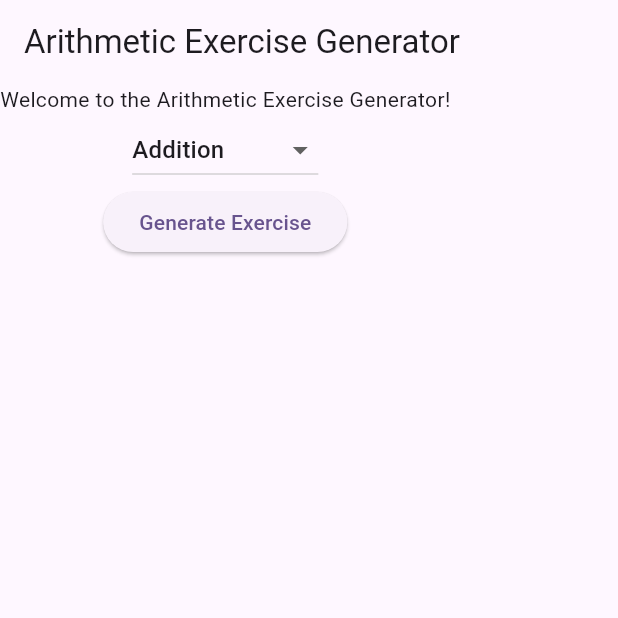
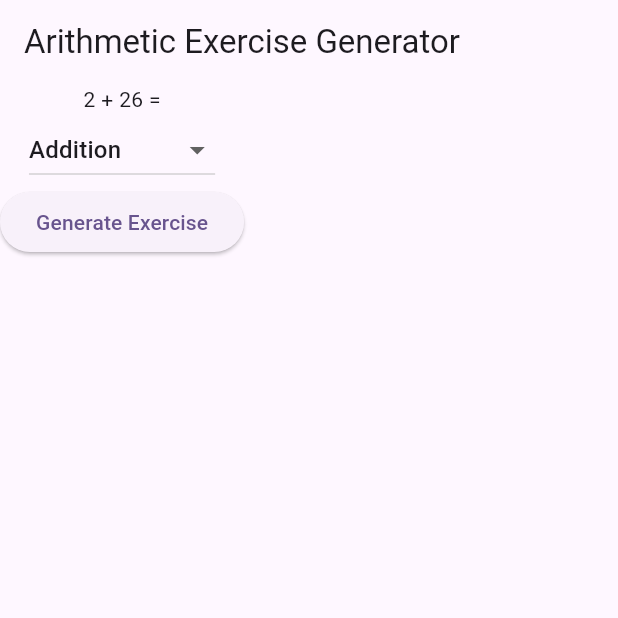
Before and after one commit to igorbasko01/flutter-arithmetic-expression-generator, a Flutter app: the screen it shows after launch, after a tap on "Generate Exercise", on a phone screen of 412 x 824 dp, the top half of it. Run offline on Flutter 3.47's test engine with Material 2 defaults, Android fonts, the phone set to English and light mode, and no system bars; our stand-ins replace flutter_bloc.

Commit message:
process the state from the ArithmeticBloc

```diff
--- a/lib/bloc/arithmetic_state.dart
+++ b/lib/bloc/arithmetic_state.dart
@@ -10,4 +10,19 @@ class NewExerciseArithmeticState extends ArithmeticState {
   final ArithmeticOperation operator;
 
   NewExerciseArithmeticState(this.operand1, this.operand2, this.operator);
+
+  String asArithmeticString() {
+    switch (operator) {
+      case ArithmeticOperation.addition:
+        return '$operand1 + $operand2 =';
+      case ArithmeticOperation.subtraction:
+        return '$operand1 - $operand2 =';
+      case ArithmeticOperation.multiplication:
+        return '$operand1 * $operand2 =';
+      case ArithmeticOperation.division:
+        return '$operand1 / $operand2 =';
+      default:
+        return '';
+    }
+  }
 }
--- a/lib/main.dart
+++ b/lib/main.dart
@@ -1,5 +1,7 @@
+import 'package:arithmetic_expressions_generator/bloc/arithmetic_bloc.dart';
 import 'package:arithmetic_expressions_generator/screens/home/home_screen.dart';
 import 'package:flutter/material.dart';
+import 'package:flutter_bloc/flutter_bloc.dart';
 
 void main() {
   runApp(const MyApp());
@@ -17,7 +19,10 @@ class MyApp extends StatelessWidget {
         colorScheme: ColorScheme.fromSeed(seedColor: Colors.deepPurple),
         useMaterial3: true,
       ),
-      home: const MyHomePage(),
+      home: BlocProvider(
+        create: (context) => ArithmeticBloc(),
+        child: const MyHomePage(),
+      ),
     );
   }
 }
--- a/lib/screens/home/home_screen.dart
+++ b/lib/screens/home/home_screen.dart
@@ -1,5 +1,9 @@
+import 'package:arithmetic_expressions_generator/bloc/arithmetic_bloc.dart';
+import 'package:arithmetic_expressions_generator/bloc/arithmetic_event.dart';
+import 'package:arithmetic_expressions_generator/bloc/arithmetic_state.dart';
 import 'package:arithmetic_expressions_generator/models/arithmetic_operation.dart';
 import 'package:flutter/material.dart';
+import 'package:flutter_bloc/flutter_bloc.dart';
 
 class MyHomePage extends StatefulWidget {
   const MyHomePage({super.key});
@@ -17,14 +21,17 @@ class _MyHomePageState extends State<MyHomePage> {
       appBar: AppBar(
         title: const Text('Arithmetic Exercise Generator'),
       ),
-      body: Column(
-          children: [
-            const Text('Welcome to the Arithmetic Exercise Generator!'),
-            _operationDropDown(),
-            ElevatedButton(
-                onPressed: () {}, child: const Text('Generate Exercise')),
-          ]
-      ),
+      body: BlocBuilder<ArithmeticBloc, ArithmeticState>(
+        builder: (blocContext, state) {
+          if (state is InitialArithmeticState) {
+            return _view('Welcome to the Arithmetic Exercise Generator!');
+          } else if (state is NewExerciseArithmeticState) {
+            return _view(state.asArithmeticString());
+          } else {
+            return Container();
+          }
+        },
+      )
     );
   }
 
@@ -43,6 +50,20 @@ class _MyHomePageState extends State<MyHomePage> {
     }
   }
 
+  Widget _view(String text) {
+    return Column(
+        children: [
+          Text(text),
+          _operationDropDown(),
+          ElevatedButton(
+              onPressed: () {
+                context.read<ArithmeticBloc>().add(
+                    GenerateNewExerciseArithmeticEvent(selectedOperation));
+              }, child: const Text('Generate Exercise')),
+        ]
+    );
+  }
+
   DropdownButton<ArithmeticOperation> _operationDropDown() {
     return DropdownButton<ArithmeticOperation>(
         value: selectedOperation,
--- a/pubspec.yaml
+++ b/pubspec.yaml
@@ -42,6 +42,7 @@ dev_dependencies:
   flutter_test:
     sdk: flutter
   bloc_test: ^9.1.5
+  mocktail: ^1.0.1
 
   # The "flutter_lints" package below contains a set of recommended lints to
   # encourage good coding practices. The lint set provided by the package is
```
Also changed, not shown: pubspec.lock, 2 other files.
